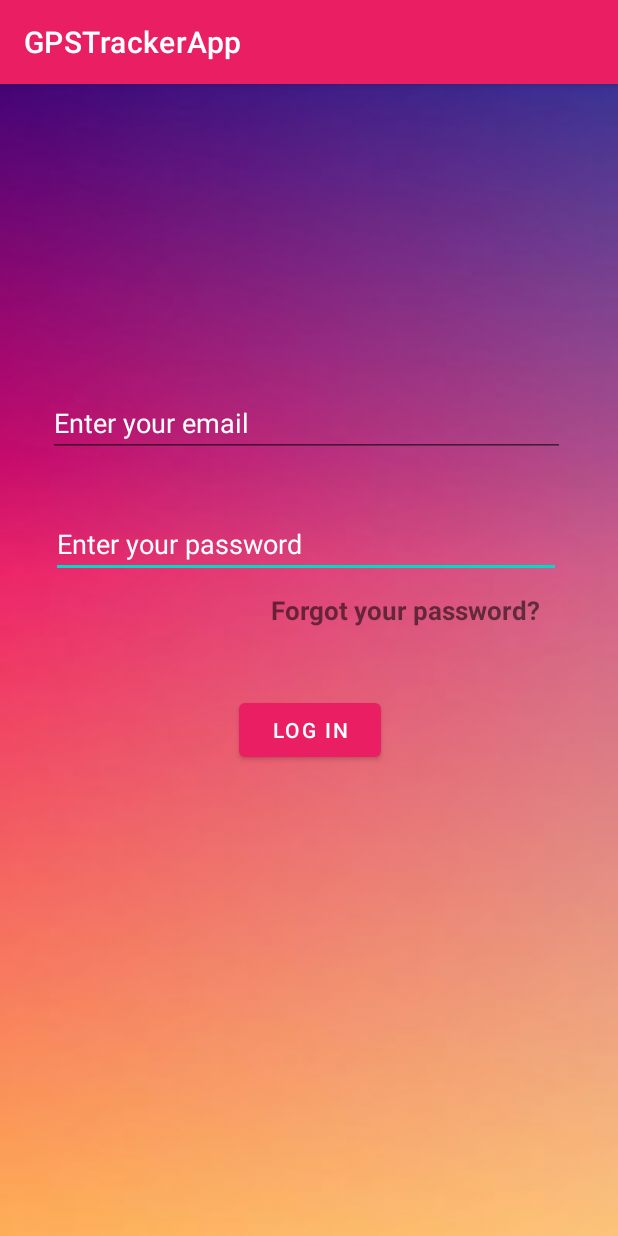
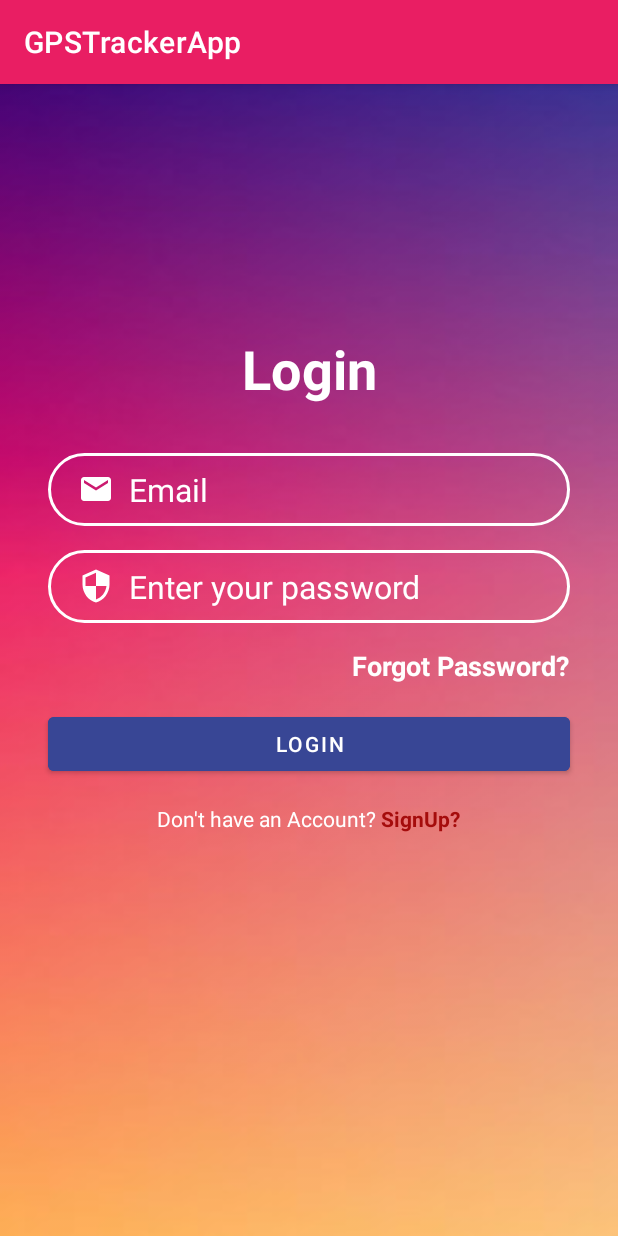
Before and after one commit to zanndev0511/GPSTrackerApp, an Android app: the LoginActivity screen opened directly, with no data from a screen before it, on a phone screen of 412 x 824 dp. Run offline under Robolectric (Android 15) with nearby library versions, the phone set to English and light mode, and no system bars; our stand-ins replace Firebase (no records; nobody signed in at launch, a user with empty details on screens opened directly); libraries missing offline, so code that uses them is left out: org.mindrot.jbcrypt.

Commit message:
Change sth

```diff
--- a/app/src/main/java/com/example/gpstrackerapp/LoginActivity.kt
+++ b/app/src/main/java/com/example/gpstrackerapp/LoginActivity.kt
@@ -26,6 +26,7 @@ class LoginActivity : AppCompatActivity() {
     lateinit var e1: EditText
     lateinit var e2: EditText
     lateinit var forgot_pass: TextView
+    lateinit var btn_signup: TextView
     override fun onCreate(savedInstanceState: Bundle?) {
         super.onCreate(savedInstanceState)
         setContentView(R.layout.activity_login)
@@ -33,8 +34,14 @@ class LoginActivity : AppCompatActivity() {
         e1 = findViewById(R.id.editTextTextEmailAddress)
         e2 = findViewById(R.id.editTextTextPassword)
         forgot_pass = findViewById(R.id.forgot_pass)
+        btn_signup = findViewById(R.id.textViewSignUp)
         auth = FirebaseAuth.getInstance()
 
+//        Chưa có tài khoản thì đăng ký
+        btn_signup.setOnClickListener {
+            var intent = Intent(this, RegisterActivity::class.java)
+            startActivity(intent)
+        }
         //đổi màu chữ khi chạm vào
         forgot_pass.setOnTouchListener { view, motionEvent ->
             when (motionEvent.action) {
--- /dev/null
+++ b/app/src/main/res/drawable/baseline_circle_24.xml
@@ -0,0 +1,5 @@
+<vector android:height="24dp" android:tint="#000000"
+    android:viewportHeight="24" android:viewportWidth="24"
+    android:width="24dp" xmlns:android="http://schemas.android.com/apk/res/android">
+    <path android:fillColor="@android:color/white" android:pathData="M12,2C6.47,2 2,6.47 2,12s4.47,10 10,10 10,-4.47 10,-10S17.53,2 12,2z"/>
+</vector>
--- /dev/null
+++ b/app/src/main/res/drawable/baseline_email_24.xml
@@ -0,0 +1,5 @@
+<vector android:height="24dp" android:tint="#000000"
+    android:viewportHeight="24" android:viewportWidth="24"
+    android:width="24dp" xmlns:android="http://schemas.android.com/apk/res/android">
+    <path android:fillColor="@android:color/white" android:pathData="M20,4L4,4c-1.1,0 -1.99,0.9 -1.99,2L2,18c0,1.1 0.9,2 2,2h16c1.1,0 2,-0.9 2,-2L22,6c0,-1.1 -0.9,-2 -2,-2zM20,8l-8,5 -8,-5L4,6l8,5 8,-5v2z"/>
+</vector>
--- /dev/null
+++ b/app/src/main/res/drawable/baseline_key_24.xml
@@ -0,0 +1,5 @@
+<vector android:height="24dp" android:tint="#000000"
+    android:viewportHeight="24" android:viewportWidth="24"
+    android:width="24dp" xmlns:android="http://schemas.android.com/apk/res/android">
+    <path android:fillColor="@android:color/white" android:pathData="M21,10h-8.35C11.83,7.67 9.61,6 7,6c-3.31,0 -6,2.69 -6,6s2.69,6 6,6c2.61,0 4.83,-1.67 5.65,-4H13l2,2l2,-2l2,2l4,-4.04L21,10zM7,15c-1.65,0 -3,-1.35 -3,-3c0,-1.65 1.35,-3 3,-3s3,1.35 3,3C10,13.65 8.65,15 7,15z"/>
+</vector>
--- /dev/null
+++ b/app/src/main/res/drawable/baseline_perm_identity_24.xml
@@ -0,0 +1,5 @@
+<vector android:height="24dp" android:tint="#000000"
+    android:viewportHeight="24" android:viewportWidth="24"
+    android:width="24dp" xmlns:android="http://schemas.android.com/apk/res/android">
+    <path android:fillColor="@android:color/white" android:pathData="M12,5.9c1.16,0 2.1,0.94 2.1,2.1s-0.94,2.1 -2.1,2.1S9.9,9.16 9.9,8s0.94,-2.1 2.1,-2.1m0,9c2.97,0 6.1,1.46 6.1,2.1v1.1L5.9,18.1L5.9,17c0,-0.64 3.13,-2.1 6.1,-2.1M12,4C9.79,4 8,5.79 8,8s1.79,4 4,4 4,-1.79 4,-4 -1.79,-4 -4,-4zM12,13c-2.67,0 -8,1.34 -8,4v3h16v-3c0,-2.66 -5.33,-4 -8,-4z"/>
+</vector>
--- /dev/null
+++ b/app/src/main/res/drawable/baseline_security_24.xml
@@ -0,0 +1,5 @@
+<vector android:height="24dp" android:tint="#000000"
+    android:viewportHeight="24" android:viewportWidth="24"
+    android:width="24dp" xmlns:android="http://schemas.android.com/apk/res/android">
+    <path android:fillColor="@android:color/white" android:pathData="M12,1L3,5v6c0,5.55 3.84,10.74 9,12 5.16,-1.26 9,-6.45 9,-12L21,5l-9,-4zM12,11.99h7c-0.53,4.12 -3.28,7.79 -7,8.94L12,12L5,12L5,6.3l7,-3.11v8.8z"/>
+</vector>
--- /dev/null
+++ b/app/src/main/res/drawable/btn_background.xml
@@ -0,0 +1,5 @@
+<?xml version="1.0" encoding="utf-8"?>
+<shape xmlns:android="http://schemas.android.com/apk/res/android">
+    <solid android:color="@color/white"/>
+    <corners android:radius="70dp"/>
+</shape>
--- /dev/null
+++ b/app/src/main/res/drawable/input_bg.xml
@@ -0,0 +1,5 @@
+<?xml version="1.0" encoding="utf-8"?>
+<shape xmlns:android="http://schemas.android.com/apk/res/android">
+    <stroke android:color="@color/white" android:width="2dp"/>
+    <corners android:radius="70dp"/>
+</shape>
--- a/app/src/main/res/layout/activity_invite_code.xml
+++ b/app/src/main/res/layout/activity_invite_code.xml
@@ -18,6 +18,7 @@
         android:layout_marginEnd="159dp"
         android:layout_marginBottom="445dp"
         android:text="XXXXXX"
+        android:textColor="@color/white"
         android:textSize="24sp"
         android:textStyle="bold" />
 
@@ -30,6 +31,7 @@
         android:layout_marginEnd="9dp"
         android:layout_marginBottom="405dp"
         android:gravity="center_horizontal"
+        android:textColor="@color/white"
         android:text="Save this invite code. Your friends will need it to join your circle" />
 
     <Button
--- a/app/src/main/res/layout/activity_join_circle.xml
+++ b/app/src/main/res/layout/activity_join_circle.xml
@@ -33,6 +33,7 @@
         android:gravity="center"
         android:textStyle="bold"
         android:text="Enter circle code to join"
+        android:textColor="@color/white"
         android:textSize="25sp" />
 
     <com.goodiebag.pinview.Pinview
--- a/app/src/main/res/layout/activity_login.xml
+++ b/app/src/main/res/layout/activity_login.xml
@@ -1,5 +1,5 @@
 <?xml version="1.0" encoding="utf-8"?>
-<RelativeLayout xmlns:android="http://schemas.android.com/apk/res/android"
+<androidx.constraintlayout.widget.ConstraintLayout xmlns:android="http://schemas.android.com/apk/res/android"
     xmlns:app="http://schemas.android.com/apk/res-auto"
     xmlns:tools="http://schemas.android.com/tools"
     android:layout_width="match_parent"
@@ -7,61 +7,120 @@
     tools:context=".LoginActivity"
     android:background="@drawable/thumb_901069">
 
+    <TextView
+        android:id="@+id/textRegister"
+        android:layout_width="wrap_content"
+        android:layout_height="wrap_content"
+        android:text="Login"
+        android:textColor="@color/white"
+        android:textSize="36sp"
+        android:textStyle="bold"
+        app:layout_constraintBottom_toBottomOf="parent"
+        app:layout_constraintEnd_toEndOf="parent"
+        app:layout_constraintStart_toStartOf="parent"
+        app:layout_constraintTop_toTopOf="parent"
+        app:layout_constraintVertical_bias="0.23000002" />
+
     <EditText
         android:id="@+id/editTextTextPassword"
-        android:layout_width="wrap_content"
+        android:layout_width="0dp"
         android:layout_height="wrap_content"
-        android:layout_above="@+id/button"
-        android:layout_alignParentStart="true"
-        android:layout_alignParentEnd="true"
-        android:layout_marginStart="34dp"
-        android:layout_marginEnd="38dp"
-        android:layout_marginBottom="77dp"
+        android:layout_marginTop="16dp"
+        android:background="@drawable/input_bg"
+        android:drawableLeft="@drawable/baseline_security_24"
+        android:drawablePadding="10dp"
+        android:drawableTint="#FFFFFF"
         android:ems="10"
+        android:hint="Enter your password"
+        android:inputType="textPassword"
+        android:paddingLeft="20dp"
+        android:paddingTop="10dp"
+        android:paddingRight="10dp"
+        android:paddingBottom="10dp"
         android:textColor="@color/white"
         android:textColorHint="@color/white"
-        android:hint="Enter your password"
-        android:inputType="textPassword" />
+        android:textSize="21dp"
+        app:layout_constraintEnd_toEndOf="@+id/editTextTextEmailAddress"
+        app:layout_constraintStart_toStartOf="@+id/editTextTextEmailAddress"
+        app:layout_constraintTop_toBottomOf="@+id/editTextTextEmailAddress"/>
 
     <EditText
         android:id="@+id/editTextTextEmailAddress"
-        android:layout_width="wrap_content"
+        android:layout_width="0dp"
         android:layout_height="wrap_content"
-        android:layout_above="@+id/editTextTextPassword"
-        android:layout_alignParentStart="true"
-        android:layout_alignParentEnd="true"
         android:layout_marginStart="32dp"
-        android:layout_marginEnd="35dp"
-        android:layout_marginBottom="35dp"
+        android:layout_marginTop="32dp"
+        android:layout_marginEnd="32dp"
+        android:background="@drawable/input_bg"
+        android:drawableLeft="@drawable/baseline_email_24"
+        android:drawablePadding="10dp"
+        android:drawableTint="#FFFFFF"
         android:ems="10"
+        android:hint="Email"
+        android:inputType="textPersonName"
+        android:paddingLeft="20dp"
+        android:paddingTop="10dp"
+        android:paddingRight="10dp"
+        android:paddingBottom="10dp"
         android:textColor="@color/white"
         android:textColorHint="@color/white"
-        android:hint="Enter your email"
-        android:inputType="textEmailAddress" />
+        android:textSize="21dp"
+        app:layout_constraintEnd_toEndOf="parent"
+        app:layout_constraintStart_toStartOf="parent"
+        app:layout_constraintTop_toBottomOf="@+id/textRegister" />
 
     <Button
         android:id="@+id/button"
-        android:layout_width="wrap_content"
+        android:layout_width="0dp"
         android:layout_height="wrap_content"
-        android:layout_alignParentStart="true"
-        android:layout_alignParentEnd="true"
-        android:layout_alignParentBottom="true"
-        android:layout_marginStart="159dp"
-        android:layout_marginEnd="158dp"
-        android:layout_marginBottom="313dp"
+        android:layout_marginTop="16dp"
+        android:text="Login"
         android:onClick="login"
-        android:text="Log in" />
+        android:backgroundTint="#384695"
+        app:layout_constraintEnd_toEndOf="@+id/editTextTextPassword"
+        app:layout_constraintStart_toStartOf="@+id/editTextTextPassword"
+        app:layout_constraintTop_toBottomOf="@+id/forgot_pass" />
 
     <TextView
         android:id="@+id/forgot_pass"
         android:layout_width="wrap_content"
         android:layout_height="wrap_content"
-        android:layout_above="@+id/button"
-        android:layout_alignEnd="@+id/editTextTextPassword"
-        android:layout_marginEnd="13dp"
-        android:layout_marginBottom="44dp"
-        android:textSize="17sp"
+        android:layout_marginTop="16dp"
+        android:text="Forgot Password?"
         android:textStyle="bold"
-        android:cursorVisible="true"
-        android:text="Forgot your password?" />
-</RelativeLayout>
+        android:textColor="@color/white"
+        android:textSize="18sp"
+        app:layout_constraintEnd_toEndOf="@+id/editTextTextPassword"
+        app:layout_constraintTop_toBottomOf="@+id/editTextTextPassword" />
+
+    <LinearLayout
+        android:id="@+id/linearLayout2"
+        android:layout_width="0dp"
+        android:layout_height="wrap_content"
+        android:layout_marginTop="16dp"
+        android:gravity="center"
+        android:orientation="horizontal"
+        android:textAlignment="center"
+        app:layout_constraintEnd_toEndOf="@+id/button"
+        app:layout_constraintHorizontal_bias="1.0"
+        app:layout_constraintStart_toStartOf="@+id/button"
+        app:layout_constraintTop_toBottomOf="@+id/button">
+
+        <TextView
+            android:id="@+id/textView"
+            android:layout_width="wrap_content"
+            android:layout_height="wrap_content"
+            android:text="Don't have an Account?"
+            android:textColor="@color/white" />
+
+        <TextView
+            android:id="@+id/textViewSignUp"
+            android:layout_width="wrap_content"
+            android:layout_height="wrap_content"
+            android:text=" SignUp?"
+            android:textStyle="bold"
+            android:textColor="#A50C0C" />
+
+    </LinearLayout>
+
+</androidx.constraintlayout.widget.ConstraintLayout>
--- a/app/src/main/res/layout/activity_map_customization.xml
+++ b/app/src/main/res/layout/activity_map_customization.xml
@@ -24,6 +24,7 @@
         android:layout_marginTop="558dp"
         android:layout_marginEnd="78dp"
         android:text="SELECT MAP TYPE"
+        android:textColor="@color/white"
         android:textSize="30dp"
         android:textStyle="bold" />
 
```
Also changed, not shown: app/src/main/java/com/example/gpstrackerapp/UserLocationMainActivity.kt (+15 -9 lines), app/src/main/res/layout/activity_change_password.xml (+10 -1 lines), app/src/main/res/layout/activity_information_user.xml (+8 -1 lines), app/src/main/res/layout/activity_invite_member.xml (+13 -5 lines), app/src/main/res/layout/activity_name.xml (+13 -3 lines), app/src/main/res/layout/activity_password.xml (+9 -1 lines), app/src/main/res/layout/activity_register.xml (+9 -1 lines), app/src/main/res/layout/activity_reset_password.xml (+9 -1 lines).
